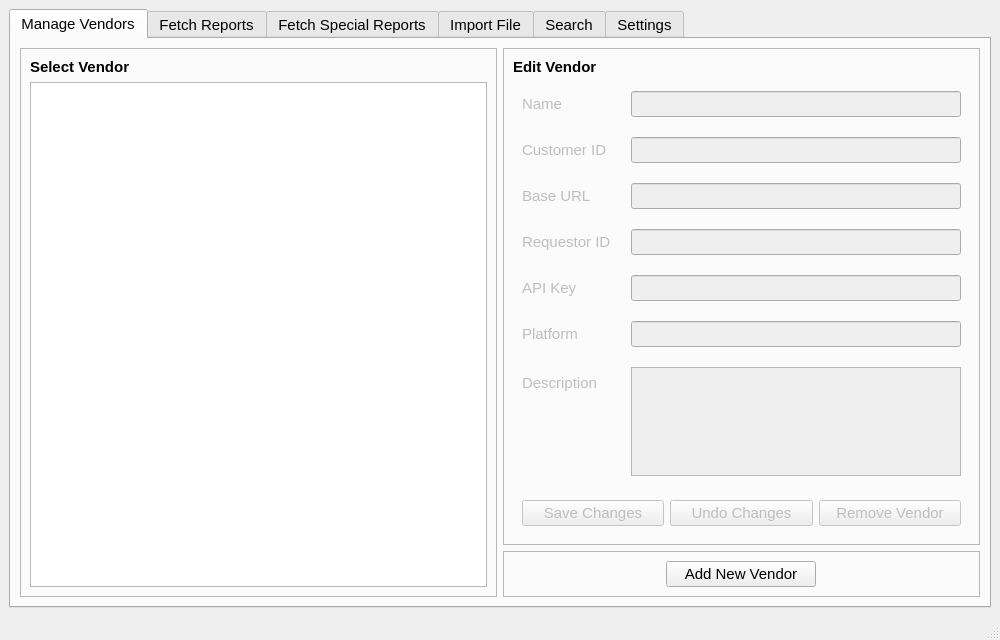
CS-4820-Library-Project/COUNTER-5-Report-Tool-2020-5.0, file ui/MainWindow.ui: the form before one commit.
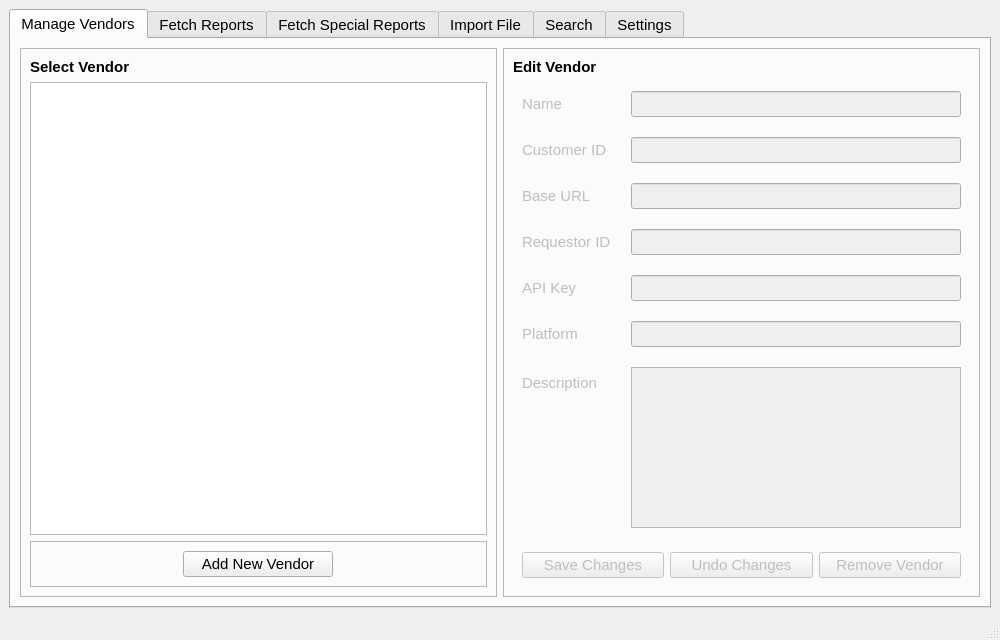
The form after the commit.

Commit message: Moved 'Add New Vendor' button Updated ManageVendors UI Logic

```diff
--- a/ui/MainWindow.ui
+++ b/ui/MainWindow.ui
@@ -92,6 +92,28 @@
              </property>
             </widget>
            </item>
+           <item>
+            <widget class="QFrame" name="frame_2">
+             <property name="frameShape">
+              <enum>QFrame::StyledPanel</enum>
+             </property>
+             <layout class="QGridLayout" name="gridLayout_3">
+              <item row="0" column="0">
+               <widget class="QPushButton" name="addVendorButton">
+                <property name="maximumSize">
+                 <size>
+                  <width>150</width>
+                  <height>16777215</height>
+                 </size>
+                </property>
+                <property name="text">
+                 <string>Add New Vendor</string>
+                </property>
+               </widget>
+              </item>
+             </layout>
+            </widget>
+           </item>
           </layout>
          </widget>
         </item>
@@ -283,28 +305,6 @@
              </layout>
             </widget>
            </item>
-           <item>
-            <widget class="QFrame" name="frame_2">
-             <property name="frameShape">
-              <enum>QFrame::StyledPanel</enum>
-             </property>
-             <layout class="QGridLayout" name="gridLayout_3">
-              <item row="0" column="0">
-               <widget class="QPushButton" name="addVendorButton">
-                <property name="maximumSize">
-                 <size>
-                  <width>150</width>
-                  <height>16777215</height>
-                 </size>
-                </property>
-                <property name="text">
-                 <string>Add New Vendor</string>
-                </property>
-               </widget>
-              </item>
-             </layout>
-            </widget>
-           </item>
           </layout>
          </widget>
         </item>
```
The commit also changes 2 other files.
